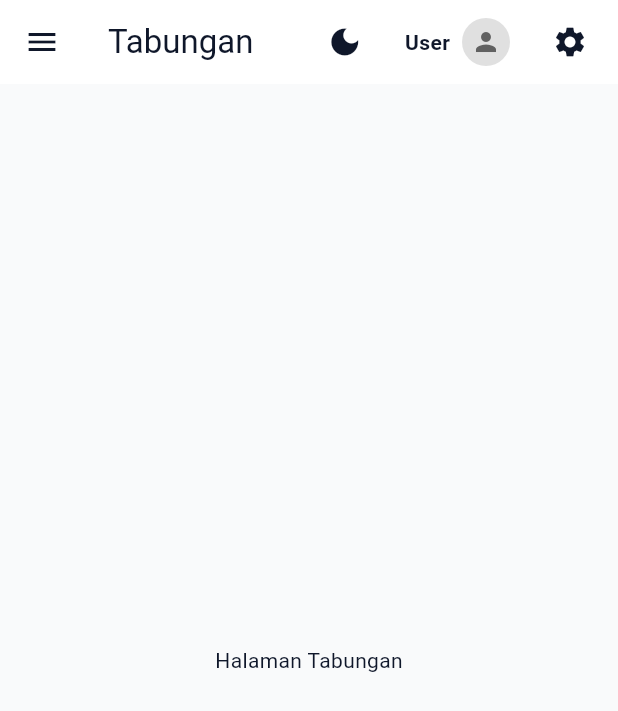
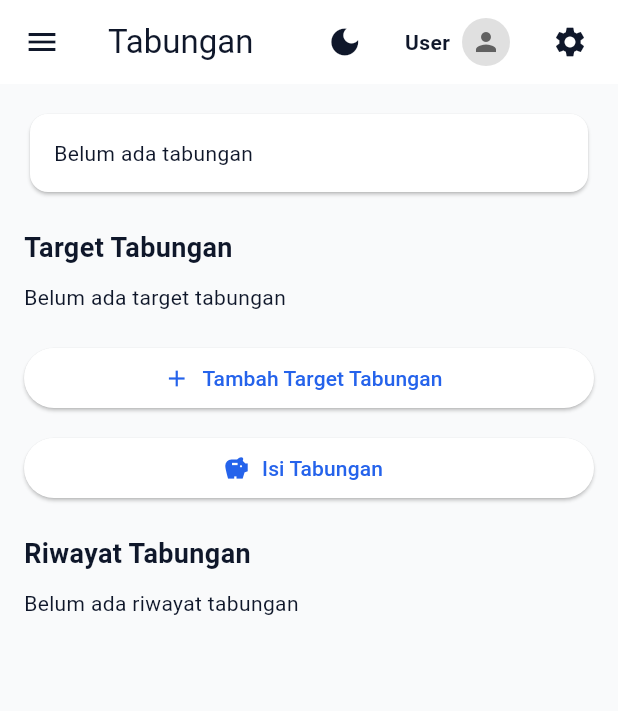
Before and after one commit to willyachmadnn/ProjectUasMoming, a Flutter app: the TampilanTabungan screen opened by its route, on a phone screen of 412 x 824 dp. Shown: the top 711 px of the screen. Run offline on Flutter 3.47's test engine with Material 3 defaults, Android fonts, the phone set to English and light mode, and no system bars; our stand-ins replace cloud_firestore, firebase_auth, firebase_core, fl_chart, get, google_sign_in; accounts and stored records are empty; network calls fail.

Commit message:
add fitur tabungan

```diff
--- a/lib/main.dart
+++ b/lib/main.dart
@@ -19,6 +19,8 @@ import 'controllers/beranda_controllers.dart';
 import 'controllers/transaksi_controllers.dart';
 import 'controllers/jadwal_pembayaran_controllers.dart';
 import 'controllers/aplikasi_controllers.dart';
+import 'controllers/tabungan_controllers.dart';
+
 
 // Services
 import 'services/autentikasi_services.dart';
@@ -157,7 +159,14 @@ class MyApp extends StatelessWidget {
             Get.put(KontrolerJadwalPembayaran());
           }),
         ),
-        GetPage(name: '/tabungan', page: () => const TampilanTabungan()),
+        GetPage(
+          name: '/tabungan',
+          page: () => const TampilanTabungan(),
+          binding: BindingsBuilder(() {
+            Get.put(KontrolerTabungan());
+          }),
+        ),
+
         GetPage(name: '/akun', page: () => const TampilanAkun()),
       ],
     );
--- /dev/null
+++ b/lib/views/tabungan/riwayat_tabungan_model.dart
@@ -0,0 +1,11 @@
+class RiwayatTabungan {
+  final int nominal;
+  final String catatan;
+  final DateTime tanggal;
+
+  RiwayatTabungan({
+    required this.nominal,
+    required this.catatan,
+    required this.tanggal,
+  });
+}
--- a/lib/views/tabungan/tabungan_views.dart
+++ b/lib/views/tabungan/tabungan_views.dart
@@ -1,16 +1,205 @@
+import 'package:get/get.dart';
+import '../../controllers/tabungan_controllers.dart';
 import 'package:flutter/material.dart';
 import '../widgets/drawer_kustom.dart';
 import '../widgets/app_bar_kustom.dart';
+import '../../models/tabungan_models.dart';
+import 'tabungan_card.dart';
+import 'tabungan_form.dart';
+import 'isi_tabungan_form.dart';
+import 'riwayat_tabungan_model.dart';
 
-class TampilanTabungan extends StatelessWidget {
+
+
+class TampilanTabungan extends StatefulWidget {
   const TampilanTabungan({super.key});
+
+  @override
+  State<TampilanTabungan> createState() => _TampilanTabunganState();
+}
+
+class _TampilanTabunganState extends State<TampilanTabungan> {
+  final KontrolerTabungan tabunganC = Get.find<KontrolerTabungan>();
+
+
+  final List<RiwayatTabungan> riwayatList = [];
+
+
 
   @override
   Widget build(BuildContext context) {
     return Scaffold(
       appBar: AppBarKustom(title: 'Tabungan'),
       drawer: DrawerKustom(),
-      body: Center(child: Text('Halaman Tabungan')),
+      body: ListView(
+        padding: const EdgeInsets.all(16),
+        children: [
+          // ===============================
+          // TOTAL TABUNGAN
+          // ===============================
+          Card(
+            child: Padding(
+              padding: const EdgeInsets.all(16),
+              child: Obx(() {
+                if (tabunganC.loading.value) {
+                  return const Center(child: CircularProgressIndicator());
+                }
+
+                if (tabunganC.tabunganList.isEmpty) {
+                  return const Text('Belum ada tabungan');
+                }
+
+                // Ambil total (contoh: dari target pertama)
+                final totalTarget = tabunganC.tabunganList
+                    .fold<double>(0, (sum, e) => sum + e.targetAmount);
+
+                final totalCurrent = tabunganC.tabunganList
+                    .fold<double>(0, (sum, e) => sum + e.currentAmount);
+
+                double progress = 0;
+
+                if (totalTarget > 0 && totalCurrent >= 0) {
+                  progress = totalCurrent / totalTarget;
+                  progress = progress.clamp(0.0, 1.0);
+                }
+
+
+                return Column(
+                  crossAxisAlignment: CrossAxisAlignment.start,
+                  children: [
+                    const Text(
+                      'Total Tabungan',
+                      style: TextStyle(fontSize: 16),
+                    ),
+                    const SizedBox(height: 8),
+                    Text(
+                      'Rp ${totalCurrent.toInt()} / Rp ${totalTarget.toInt()}',
+                      style: const TextStyle(
+                        fontSize: 20,
+                        fontWeight: FontWeight.bold,
+                      ),
+                    ),
+                    const SizedBox(height: 12),
+                    LinearProgressIndicator(value: progress),
+                  ],
+                );
+              }),
+            ),
+          ),
+
+
+          const SizedBox(height: 20),
+
+          // ===============================
+          // TARGET TABUNGAN
+          // ===============================
+          const Text(
+            'Target Tabungan',
+            style: TextStyle(
+              fontSize: 18,
+              fontWeight: FontWeight.bold,
+            ),
+          ),
+
+          const SizedBox(height: 10),
+
+          Obx(() {
+            if (tabunganC.loading.value) {
+              return const Center(child: CircularProgressIndicator());
+            }
+
+            if (tabunganC.tabunganList.isEmpty) {
+              return const Text('Belum ada target tabungan');
+            }
+
+            return Column(
+              children: tabunganC.tabunganList
+                  .map((e) => TabunganCard(data: e))
+                  .toList(),
+            );
+          }),
+
+
+          const SizedBox(height: 20),
+
+          // ===============================
+          // TOMBOL TAMBAH TARGET
+          // ===============================
+          ElevatedButton.icon(
+            onPressed: () {
+              Navigator.push(
+                context,
+                MaterialPageRoute(
+                  builder: (context) => const TabunganForm(),
+                ),
+              );
+            },
+            icon: const Icon(Icons.add),
+            label: const Text('Tambah Target Tabungan'),
+          ),
+
+          const SizedBox(height: 12),
+
+          // ===============================
+          // TOMBOL ISI TABUNGAN
+          // ===============================
+          ElevatedButton.icon(
+            onPressed: () async {
+              final result = await Navigator.push(
+                context,
+                MaterialPageRoute(
+                  builder: (context) => const IsiTabunganForm(),
+                ),
+              );
+
+              if (result != null) {
+                setState(() {
+                  riwayatList.add(result);
+                });
+              }
+            },
+            icon: const Icon(Icons.savings),
+            label: const Text('Isi Tabungan'),
+          ),
+
+          const SizedBox(height: 20),
+
+          // ===============================
+          // RIWAYAT TABUNGAN
+          // ===============================
+          const Text(
+            'Riwayat Tabungan',
+            style: TextStyle(
+              fontSize: 18,
+              fontWeight: FontWeight.bold,
+            ),
+          ),
+
+          const SizedBox(height: 10),
+
+          if (riwayatList.isEmpty)
+            const Text('Belum ada riwayat tabungan'),
+
+          ...riwayatList.map(
+                (e) => Card(
+              child: ListTile(
+                title: Text('Rp ${e.nominal}'),
+                subtitle: Text(
+                  '${e.catatan}\n${e.tanggal.toString().split(' ')[0]}',
+                ),
+                trailing: IconButton(
+                  icon: const Icon(Icons.delete, color: Colors.red),
+                  onPressed: () {
+                    setState(() {
+                      riwayatList.remove(e);
+                    });
+                  },
+                ),
+              ),
+            ),
+          ),
+        ],
+      ),
     );
   }
 }
--- a/lib/views/widgets/drawer_kustom.dart
+++ b/lib/views/widgets/drawer_kustom.dart
@@ -37,13 +37,13 @@ class DrawerKustom extends StatelessWidget {
                         color: theme.primaryColor,
                       ),
                     ),
-                    SizedBox(height: 12),
+                    SizedBox(height: 20),
                     Text(
-                      'SAKUKU',
+                      '"DOMPET PRIBADI DIGITAL"',
                       style: TextStyle(
                         color: theme.textTheme.titleLarge?.color,
                         fontWeight: FontWeight.bold,
-                        fontSize: 20,
+                        fontSize: 15,
                         letterSpacing: 1.5,
                       ),
                     ),
--- a/pubspec.yaml
+++ b/pubspec.yaml
@@ -30,6 +30,8 @@ environment:
 dependencies:
   flutter:
     sdk: flutter
+
+
   flutter_localizations:
     sdk: flutter
   get: ^4.7.3
```
Also changed, not shown: lib/controllers/tabungan_controllers.dart (added, +39 -0 lines), lib/views/tabungan/isi_tabungan_form.dart (added, +70 -0 lines), lib/views/tabungan/tabungan_card.dart (added, +39 -0 lines), lib/views/tabungan/tabungan_form.dart (added, +110 -0 lines), 1 other file.
